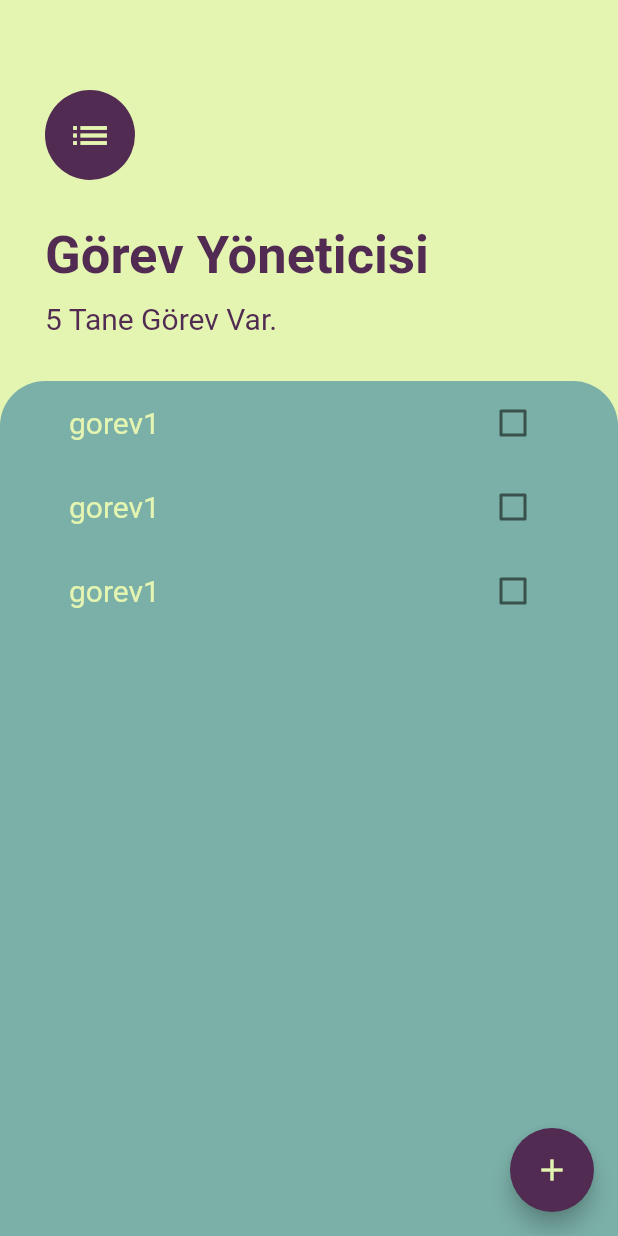
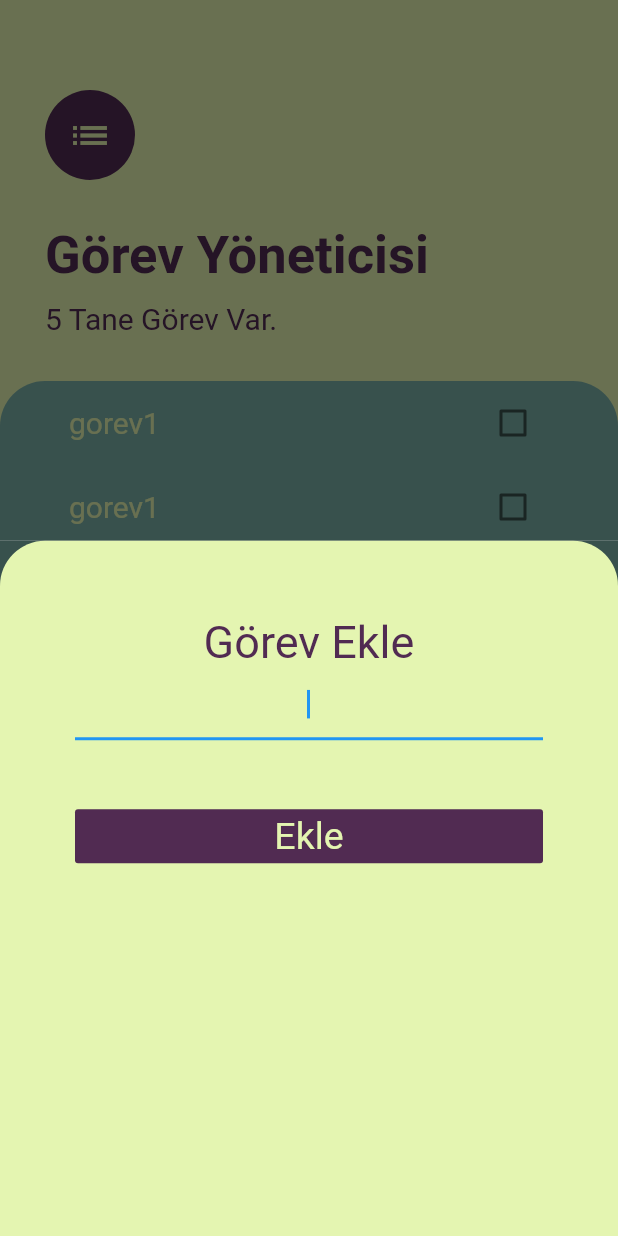
Before and after one commit to emralyilmaz/-training38_gorev_listesi_app2, a Flutter app: the screen it shows after launch, after a tap on the "add" icon, on a phone screen of 412 x 824 dp. Run offline on Flutter 3.47's test engine with Material 2 defaults, Android fonts, the phone set to English and light mode, and no system bars.

Commit message:
Görev Ekleme Ekran Tasarımı

```diff
--- /dev/null
+++ b/lib/pages/gorevler_ekle.dart
@@ -0,0 +1,47 @@
+import 'package:flutter/material.dart';
+
+class GorevEkle extends StatelessWidget {
+  @override
+  Widget build(BuildContext context) {
+    return Container(
+      color: Color.fromRGBO(
+          56, 81, 77, 1), // circular arkasındaki koyu renklendirme
+      child: Container(
+        padding: EdgeInsets.all(50),
+        decoration: BoxDecoration(
+            color: Color.fromRGBO(228, 245, 177, 1),
+            borderRadius: BorderRadius.only(
+              topLeft: Radius.circular(30),
+              topRight: Radius.circular(30),
+            )),
+        child: Column(
+          crossAxisAlignment: CrossAxisAlignment.stretch,
+          children: [
+            Text(
+              "Görev Ekle",
+              textAlign: TextAlign.center,
+              style:
+                  TextStyle(fontSize: 30, color: Color.fromRGBO(81, 43, 82, 1)),
+            ),
+            TextField(
+              autofocus: true,
+              textAlign: TextAlign.center,
+            ),
+            SizedBox(height: 40),
+            FlatButton(
+              onPressed: () {},
+              child: Text(
+                "Ekle",
+                style: TextStyle(
+                    color: Color.fromRGBO(228, 245, 177, 1),
+                    fontSize: 25,
+                    fontWeight: FontWeight.normal),
+              ),
+              color: Color.fromRGBO(81, 43, 82, 1),
+            )
+          ],
+        ),
+      ),
+    );
+  }
+}
--- a/lib/pages/gorevler_ekran.dart
+++ b/lib/pages/gorevler_ekran.dart
@@ -1,4 +1,5 @@
 import 'package:flutter/material.dart';
+import 'package:training38_gorev_listesi_app2/pages/gorevler_ekle.dart';
 import 'package:training38_gorev_listesi_app2/pages/gorevler_list.dart';
 
 class GorevlerEkran extends StatelessWidget {
@@ -12,7 +13,10 @@ class GorevlerEkran extends StatelessWidget {
             color: Color.fromRGBO(228, 245, 177, 1),
           ),
           backgroundColor: Color.fromRGBO(81, 43, 82, 1),
-          onPressed: () {}),
+          onPressed: () {
+            showModalBottomSheet(
+                context: context, builder: (context) => GorevEkle());
+          }),
       body: Column(
         crossAxisAlignment: CrossAxisAlignment.start,
         children: [
```
